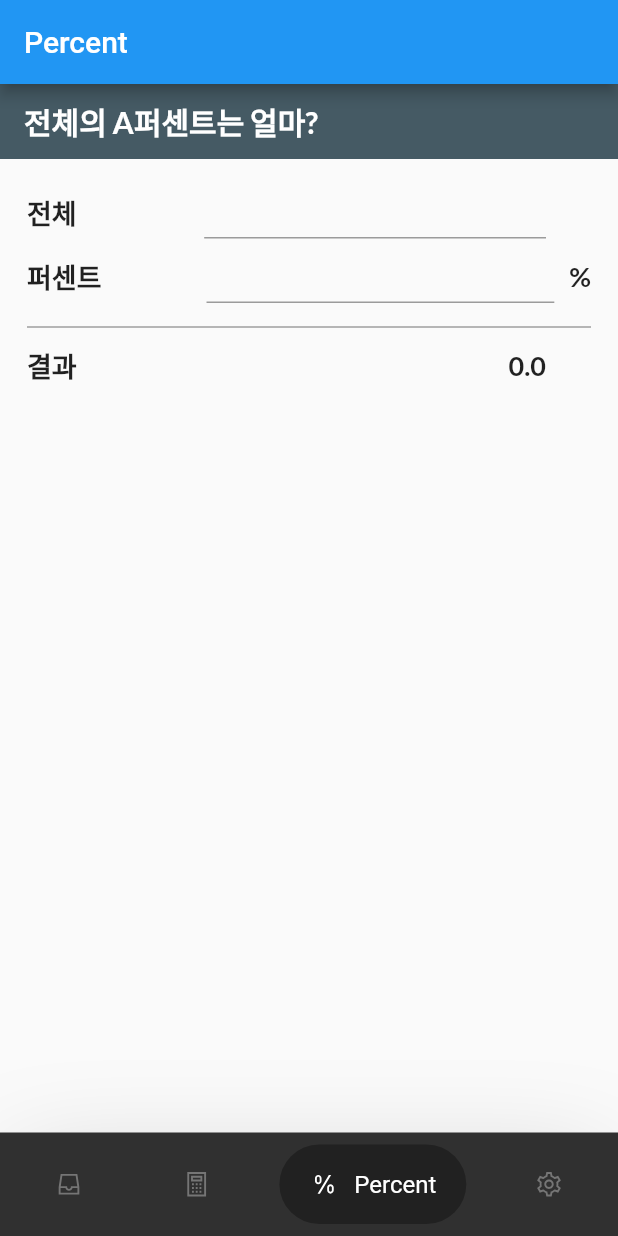
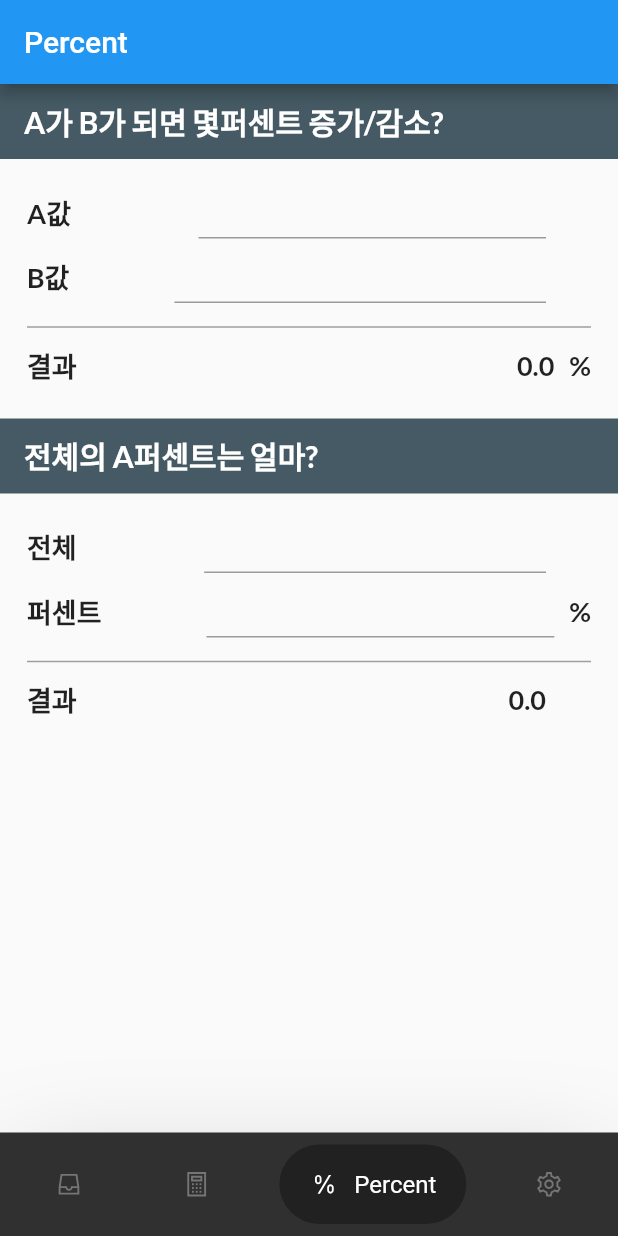
Before and after one commit to realapril/crypto_scale_trade, a Flutter app: the screen it shows after launch, item 3 of the bottom bar chosen, on a phone screen of 412 x 824 dp. Run offline on Flutter 3.47's test engine with Material 2 defaults, Android fonts, the phone set to English and light mode, and no system bars; drawn by our look-alikes of google_nav_bar, sticky_headers; our stand-ins replace google_fonts, line_icons; generated files the repository leaves out were written again.

Commit message:
Made percent calculating function, especially vtv_ (Total to value). Made UI, provider both

```diff
--- a/lib/screens/percent_screen.dart
+++ b/lib/screens/percent_screen.dart
@@ -38,6 +38,108 @@ class _PercentScreen extends State<PercentScreen>{
                 Column(
                   crossAxisAlignment: CrossAxisAlignment.start,
                   children: [
+                    StickyHeader( //1. VTV
+                      header: Container(
+                        height: 50.0,
+                        color: Colors.blueGrey[700],
+                        padding: const EdgeInsets.symmetric(horizontal: 16.0),
+                        alignment: Alignment.centerLeft,
+                        child: Text('A가 B가 되면 몇퍼센트 증가/감소?',
+                          style: titleTextStyle,
+                        ),
+                      ),
+                      content: Padding(
+                        padding: const EdgeInsets.all(18.0),
+                        child: Column(
+                          children: [
+                            Row(
+                              children: [
+                                Text('A값',
+                                  style: planTextStyle,
+                                ),
+                                const SizedBox(
+                                  width: 85.0,
+                                ),
+                                Expanded(
+                                  child: Container(
+                                      width: 100.0,
+                                      child: TextFormField(
+                                        onChanged: percentProvider.setVtvA,
+                                        keyboardType: TextInputType.numberWithOptions(decimal: true),
+                                        textAlign: TextAlign.right,
+                                        decoration: InputDecoration(
+                                          isDense: true,
+                                        ),
+                                      )
+                                  ),
+                                ),
+                                const SizedBox(
+                                  width: 30.0,
+                                ),
+                              ],
+                            ),
+                            Padding(
+                              padding: const EdgeInsets.symmetric(vertical: 8.0),
+                              child: Row(
+                                children: [
+                                  Text('B값',
+                                    style: planTextStyle,),
+                                  const SizedBox(
+                                    width: 70.0,
+                                  ),
+                                  Expanded(
+                                    child: Container(
+                                        width: 100.0,
+                                        child: TextFormField(
+                                          onChanged: percentProvider.setVtvB,
+                                          keyboardType: TextInputType.numberWithOptions(decimal: true),
+                                          textAlign: TextAlign.right,
+                                          decoration: InputDecoration(
+                                            isDense: true,
+                                          ),
+                                        )
+                                    ),
+                                  ),
+                                  const SizedBox(
+                                    width: 30.0,
+                                  ),
+
+                                ],
+                              ),
+                            ),
+                            const Divider(
+                              thickness: 1,
+                              color: Colors.grey,
+                            ),
+                            Padding(
+                              padding: const EdgeInsets.symmetric(vertical: 4.0),
+                              child: Row(
+                                children: [
+                                  Text('결과',
+                                    style: planTextStyle,),
+                                  const SizedBox(
+                                    width: 84.0,
+                                  ),
+                                  Expanded(
+                                    child: Text(percentProvider.getVtvPercent,
+                                      style: planTextStyle,
+                                      textAlign: TextAlign.right,
+                                      overflow: TextOverflow.ellipsis,
+                                    ),
+                                  ),
+                                  const SizedBox(
+                                    width: 10.0,
+                                  ),
+                                  Text('%',
+                                    style: planTextStyle,),
+                                ],
+                              ),
+                            ),
+                          ],
+                        ),
+                      ),
+                    ),
+
                     StickyHeader( //4. TTV
                       header: Container(
                         height: 50.0,
```
Also changed, not shown: lib/provider/percent_provider.dart (+42 -3 lines).
